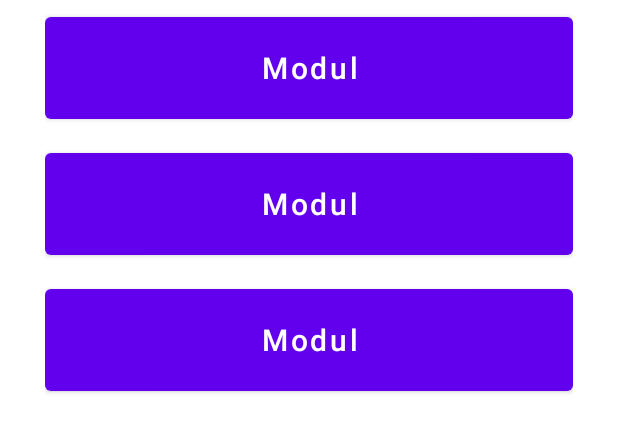
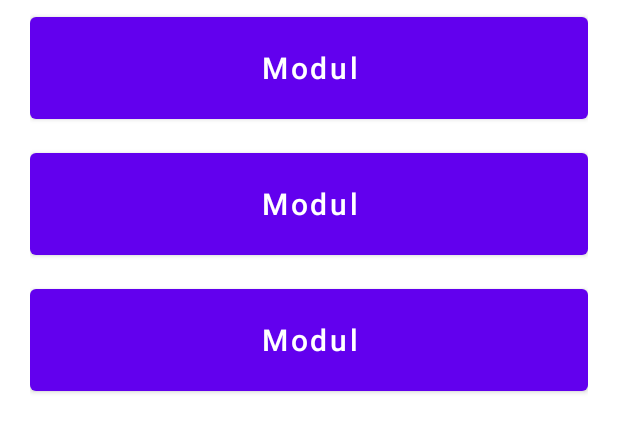
Before and after one commit to muhnuryusri/laboratorium-statistika, an Android app: the layout fragment_module.xml on its own in the app's theme, with its tools: preview values and no code run, on a phone screen of 412 x 824 dp. Shown: the top 432 px of the screen. Run offline under Robolectric (Android 15) with nearby library versions, the phone set to English and light mode, and no system bars.

Commit message:
update item module

```diff
--- a/app/src/main/res/layout/item_module.xml
+++ b/app/src/main/res/layout/item_module.xml
@@ -4,7 +4,7 @@
     android:layout_width="match_parent"
     android:layout_height="wrap_content"
     android:orientation="vertical"
-    android:paddingHorizontal="30dp"
+    android:paddingHorizontal="20dp"
     android:paddingVertical="5dp">
 
     <com.google.android.material.button.MaterialButton
```
